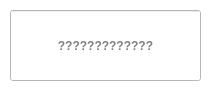
Above: exam/Gerasimenko_191-351/itemwidget.ui from DemidGerasim/Exam_REZAS before the change. Below: the same form after it.
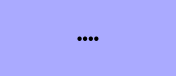
That is the form after the change.

Patch:
```diff
--- a/exam/Gerasimenko_191-351/itemwidget.ui
+++ b/exam/Gerasimenko_191-351/itemwidget.ui
@@ -6,46 +6,52 @@
    <rect>
     <x>0</x>
     <y>0</y>
-    <width>211</width>
-    <height>94</height>
+    <width>176</width>
+    <height>76</height>
    </rect>
   </property>
   <property name="windowTitle">
    <string>Form</string>
   </property>
   <property name="styleSheet">
-   <string notr="true">background-color: rgb(255, 255, 255);</string>
+   <string notr="true">background-color: gray;
+background-color: rgb(170, 170, 255);</string>
   </property>
-  <widget class="QLineEdit" name="numLabel">
-   <property name="geometry">
-    <rect>
-     <x>10</x>
-     <y>10</y>
-     <width>191</width>
-     <height>71</height>
-    </rect>
+  <property name="locale">
+   <locale language="Russian" country="Russia"/>
+  </property>
+  <layout class="QGridLayout" name="gridLayout">
+   <property name="leftMargin">
+    <number>2</number>
    </property>
-   <property name="sizePolicy">
-    <sizepolicy hsizetype="Preferred" vsizetype="Preferred">
-     <horstretch>0</horstretch>
-     <verstretch>0</verstretch>
-    </sizepolicy>
+   <property name="topMargin">
+    <number>2</number>
    </property>
-   <property name="font">
-    <font>
-     <bold>true</bold>
-    </font>
+   <property name="rightMargin">
+    <number>2</number>
    </property>
-   <property name="alignment">
-    <set>Qt::AlignCenter</set>
+   <property name="bottomMargin">
+    <number>2</number>
    </property>
-   <property name="readOnly">
-    <bool>true</bool>
-   </property>
-   <property name="placeholderText">
-    <string>?????????????</string>
-   </property>
-  </widget>
+   <item row="0" column="0">
+    <widget class="QLabel" name="numLabel">
+     <property name="enabled">
+      <bool>true</bool>
+     </property>
+     <property name="font">
+      <font>
+       <pointsize>12</pointsize>
+      </font>
+     </property>
+     <property name="text">
+      <string>••••</string>
+     </property>
+     <property name="alignment">
+      <set>Qt::AlignCenter</set>
+     </property>
+    </widget>
+   </item>
+  </layout>
  </widget>
  <resources/>
  <connections/>
```
